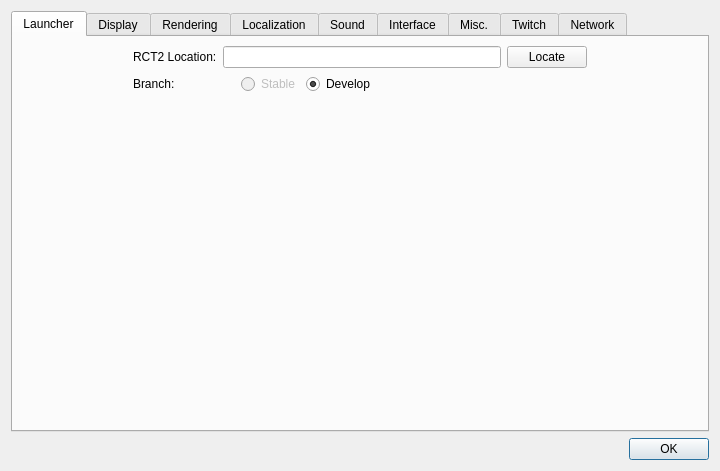
Before: the Qt Designer form OpenRCT2Launcher/configuration.ui in LRFLEW/OpenRCT2Launcher, drawn with Qt 5.
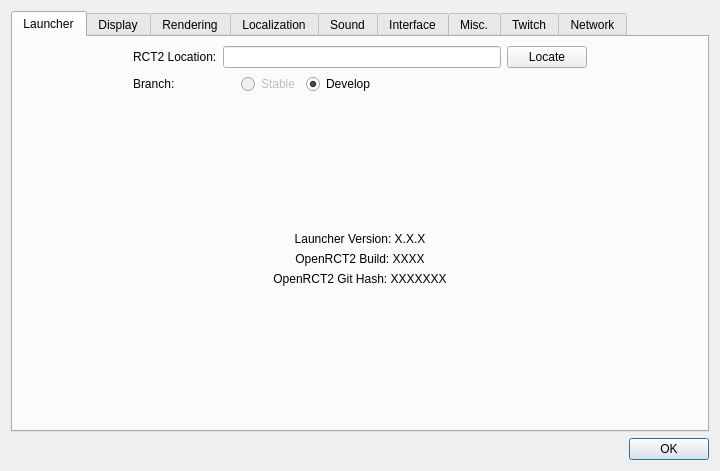
After: the same form once the commit is applied.

Commit message: Added informative Build Info to Options menu

The edit to the form file:
```diff
--- a/OpenRCT2Launcher/configuration.ui
+++ b/OpenRCT2Launcher/configuration.ui
@@ -121,6 +121,49 @@
          </item>
         </layout>
        </item>
+       <item>
+        <spacer name="verticalSpacer_6">
+         <property name="orientation">
+          <enum>Qt::Vertical</enum>
+         </property>
+         <property name="sizeHint" stdset="0">
+          <size>
+           <width>20</width>
+           <height>40</height>
+          </size>
+         </property>
+        </spacer>
+       </item>
+       <item>
+        <widget class="QLabel" name="launcherVersionMsg">
+         <property name="text">
+          <string>Launcher Version: X.X.X</string>
+         </property>
+         <property name="alignment">
+          <set>Qt::AlignCenter</set>
+         </property>
+        </widget>
+       </item>
+       <item>
+        <widget class="QLabel" name="buildVersionMsg">
+         <property name="text">
+          <string>OpenRCT2 Build: XXXX</string>
+         </property>
+         <property name="alignment">
+          <set>Qt::AlignCenter</set>
+         </property>
+        </widget>
+       </item>
+       <item>
+        <widget class="QLabel" name="buildHashMsg">
+         <property name="text">
+          <string>OpenRCT2 Git Hash: XXXXXXX</string>
+         </property>
+         <property name="alignment">
+          <set>Qt::AlignCenter</set>
+         </property>
+        </widget>
+       </item>
        <item>
         <spacer name="verticalSpacer">
          <property name="orientation">
```
The commit also changes 2 other files.
